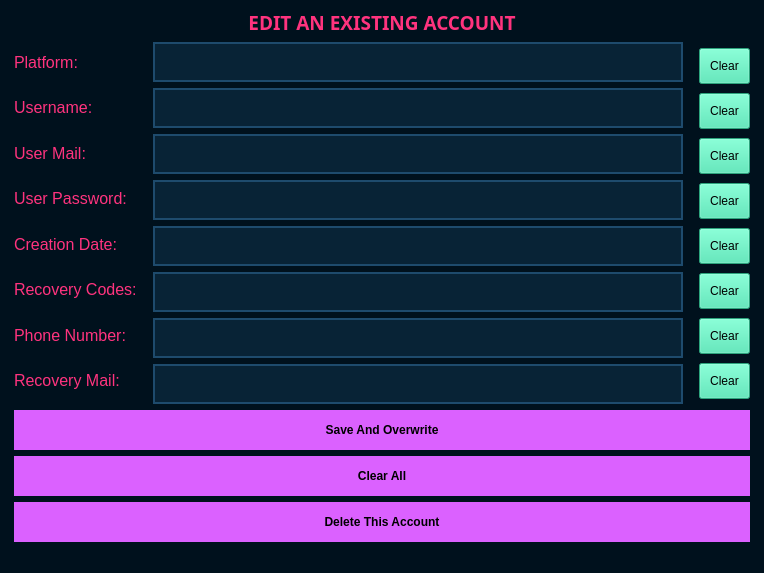
Before: the Qt Designer form editaccForm.ui in TasarrufluFare/AccountStorageApp, drawn with Qt 5.
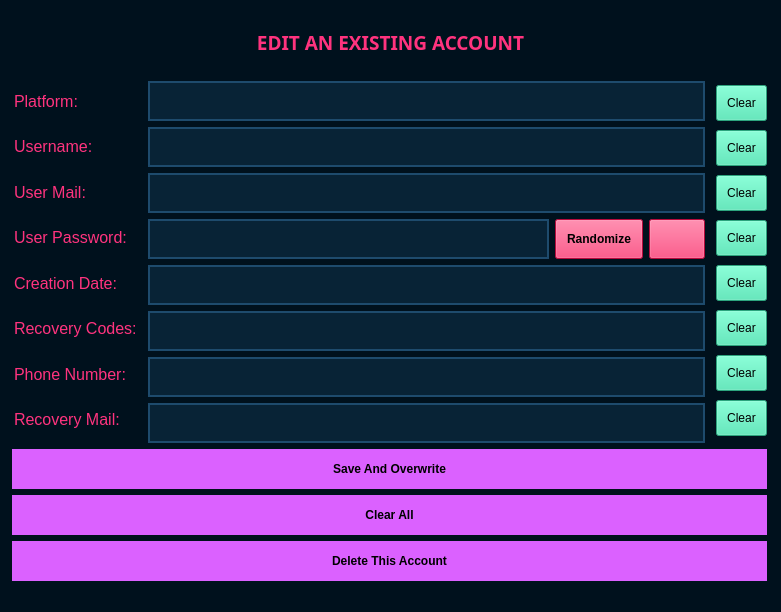
After: the same form once the commit is applied. Icons and pictures are not drawn.

Diff of the .ui file:
```diff
--- a/editaccForm.ui
+++ b/editaccForm.ui
@@ -6,20 +6,20 @@
    <rect>
     <x>0</x>
     <y>0</y>
-    <width>764</width>
-    <height>573</height>
+    <width>781</width>
+    <height>612</height>
    </rect>
   </property>
   <property name="minimumSize">
    <size>
     <width>0</width>
-    <height>388</height>
+    <height>612</height>
    </size>
   </property>
   <property name="maximumSize">
    <size>
     <width>1000</width>
-    <height>600</height>
+    <height>612</height>
    </size>
   </property>
   <property name="windowTitle">
@@ -283,19 +283,9 @@
      </layout>
     </item>
     <item row="1" column="1">
-     <layout class="QVBoxLayout" name="verticalLayout_4">
-      <property name="leftMargin">
-       <number>5</number>
-      </property>
-      <property name="topMargin">
-       <number>0</number>
-      </property>
-      <property name="rightMargin">
-       <number>5</number>
-      </property>
-      <property name="bottomMargin">
-       <number>0</number>
-      </property>
+     <layout class="QGridLayout" name="gridLayout">
+      <item row="0" column="0">
+       <layout class="QVBoxLayout" name="verticalLayout_3">
       <item>
        <widget class="QLineEdit" name="platform_lineedit">
         <property name="styleSheet">
@@ -416,6 +406,10 @@
         </property>
        </widget>
       </item>
+       </layout>
+      </item>
+      <item row="1" column="0">
+       <layout class="QHBoxLayout" name="horizontalLayout_2">
       <item>
        <widget class="QLineEdit" name="userpassword_lineedit">
         <property name="styleSheet">
@@ -457,6 +451,126 @@
        </widget>
       </item>
       <item>
+         <widget class="QPushButton" name="randomizepass_btn">
+          <property name="minimumSize">
+           <size>
+            <width>0</width>
+            <height>40</height>
+           </size>
+          </property>
+          <property name="maximumSize">
+           <size>
+            <width>16777215</width>
+            <height>40</height>
+           </size>
+          </property>
+          <property name="styleSheet">
+           <string notr="true">QPushButton
+{
+	background-color: #ff1056;
+	color: #000000;
+	border-color: #000000;
+	font-weight : bold;
+	padding: 11px;
+
+}
+
+
+QPushButton::hover
+{
+	background-color: #ff1066;
+	color: #000000;
+	border-style: solid;
+	border-color: #000000;
+	font-weight : bold;
+	padding: 13px;
+
+}
+
+
+QPushButton::pressed
+{
+	background-color: #ff1076;
+	color: #000000;
+	border-style: solid;
+	border-color: #000000;
+	font-weight : bold;
+	padding: 13px;
+
+}</string>
+          </property>
+          <property name="text">
+           <string>Randomize</string>
+          </property>
+          <property name="icon">
+           <iconset>
+            <normaloff>Resources/icons/randompassword.ico</normaloff>Resources/icons/randompassword.ico</iconset>
+          </property>
+         </widget>
+        </item>
+        <item>
+         <widget class="QPushButton" name="randompasssett_btn">
+          <property name="minimumSize">
+           <size>
+            <width>0</width>
+            <height>40</height>
+           </size>
+          </property>
+          <property name="maximumSize">
+           <size>
+            <width>16777215</width>
+            <height>40</height>
+           </size>
+          </property>
+          <property name="styleSheet">
+           <string notr="true">QPushButton
+{
+	background-color: #ff1056;
+	color: #000000;
+	border-color: #000000;
+	font-weight : bold;
+	padding: 11px;
+
+}
+
+
+QPushButton::hover
+{
+	background-color: #ff1066;
+	color: #000000;
+	border-style: solid;
+	border-color: #000000;
+	font-weight : bold;
+	padding: 13px;
+
+}
+
+
+QPushButton::pressed
+{
+	background-color: #ff1076;
+	color: #000000;
+	border-style: solid;
+	border-color: #000000;
+	font-weight : bold;
+	padding: 13px;
+
+}</string>
+          </property>
+          <property name="text">
+           <string/>
+          </property>
+          <property name="icon">
+           <iconset>
+            <normaloff>Resources/icons/passett.ico</normaloff>Resources/icons/passett.ico</iconset>
+          </property>
+         </widget>
+        </item>
+       </layout>
+      </item>
+      <item row="2" column="0">
+       <layout class="QVBoxLayout" name="verticalLayout_4">
+        <item>
        <widget class="QLineEdit" name="creationdate_lineedit">
         <property name="styleSheet">
          <string notr="true">QLineEdit
@@ -618,19 +732,24 @@
       </item>
      </layout>
     </item>
+     </layout>
+    </item>
     <item row="1" column="2">
      <layout class="QVBoxLayout" name="verticalLayout_2">
+      <property name="spacing">
+       <number>9</number>
+      </property>
       <property name="leftMargin">
        <number>5</number>
       </property>
       <property name="topMargin">
-       <number>3</number>
+       <number>4</number>
       </property>
       <property name="rightMargin">
        <number>5</number>
       </property>
       <property name="bottomMargin">
-       <number>0</number>
+       <number>5</number>
       </property>
       <item>
        <widget class="QPushButton" name="clearPlatform_button">
@@ -1008,7 +1127,7 @@
     <item row="2" column="0" colspan="3">
      <layout class="QVBoxLayout" name="verticalLayout_5">
       <property name="leftMargin">
-       <number>5</number>
+       <number>3</number>
       </property>
       <property name="rightMargin">
        <number>5</number>
```
Left out of the diff: 2 changed lines with no effect on the pictures. Lines whose indentation alone changed are shown as unchanged.
